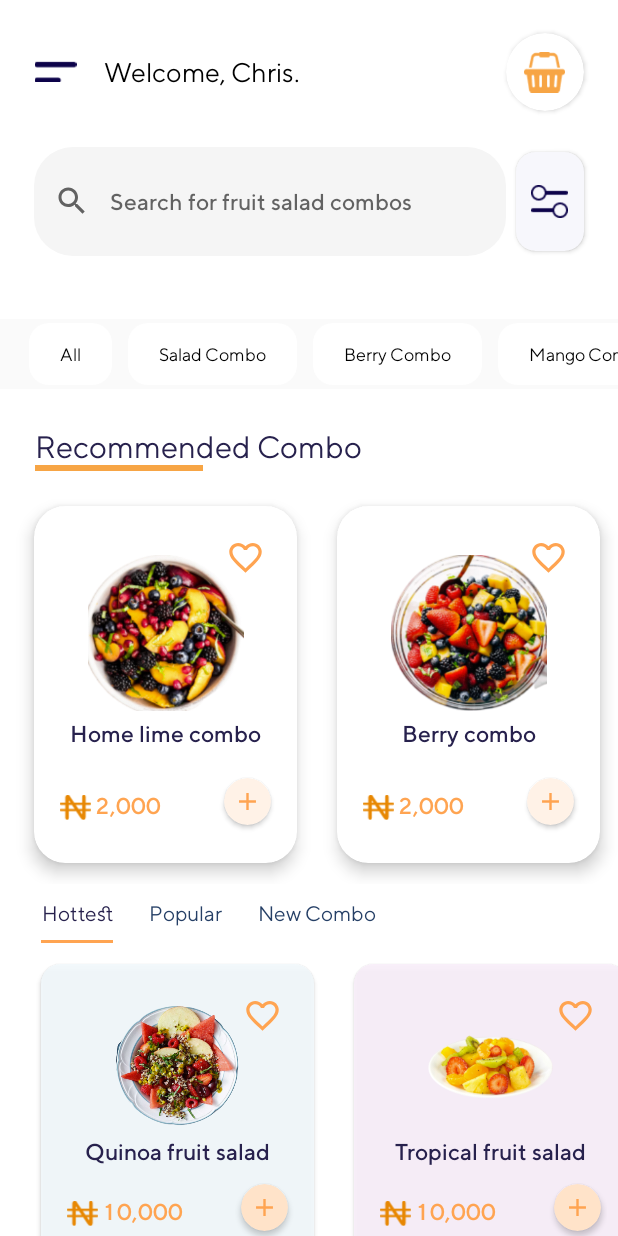
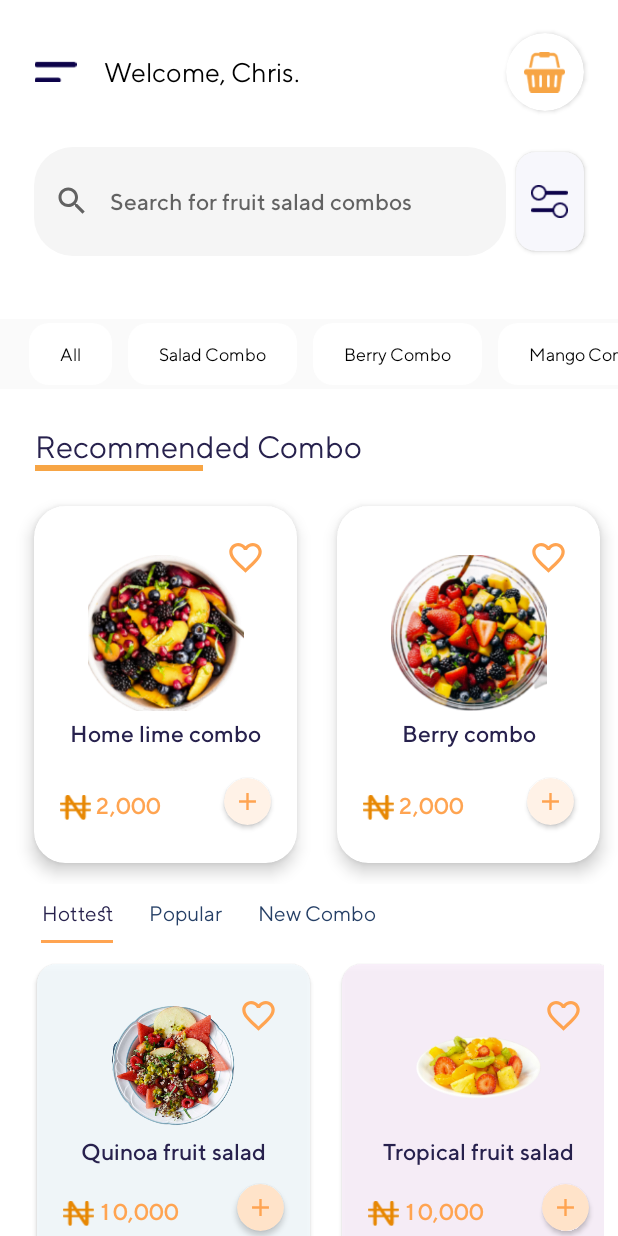
Before and after one commit to Monikathakur112000/android-learning, an Android app: the HomeFragment screen opened through its navigation route, on a phone screen of 412 x 824 dp. Run offline under Robolectric (Android 15) with nearby library versions, the phone set to English and light mode, and no system bars; our stand-ins replace Dagger/Hilt's generated code, data binding, sdp/ssp sizes.

Commit message:
- Added[Fruit Hub App]

```diff
--- a/app/src/main/res/layout/fragment_home.xml
+++ b/app/src/main/res/layout/fragment_home.xml
@@ -206,8 +206,10 @@
                 android:id="@+id/viewPager"
                 android:layout_width="wrap_content"
                 android:layout_height="wrap_content"
+                android:layout_marginEnd="@dimen/_8sdp"
                 android:layout_marginBottom="@dimen/_20sdp"
                 android:clipToPadding = "false"
+                android:paddingEnd="@dimen/_7sdp"
                app:layout_constraintTop_toBottomOf="@id/tabLayout"
                 app:layout_constraintStart_toStartOf="parent"
                 app:layout_constraintBottom_toBottomOf="parent"
--- a/app/src/main/res/layout/home_screen_tab_item_view.xml
+++ b/app/src/main/res/layout/home_screen_tab_item_view.xml
@@ -5,10 +5,16 @@
     android:layout_width="@dimen/_140sdp"
     android:layout_height="@dimen/_150sdp"
     app:cardCornerRadius="@dimen/_10sdp"
+    android:layout_marginStart="@dimen/_8sdp"
+    android:layout_marginEnd="@dimen/_8sdp"
     android:layout_marginHorizontal="@dimen/_10sdp"
     android:layout_marginVertical="@dimen/_11sdp"
     >
 
+    <androidx.constraintlayout.widget.ConstraintLayout
+        android:layout_width="wrap_content"
+        android:layout_height="wrap_content"
+      >
 
         <androidx.cardview.widget.CardView
             android:id="@+id/tabCardView"
@@ -20,6 +26,9 @@
             android:foreground="?android:attr/selectableItemBackground"
             android:elevation="@dimen/_14sdp"
             android:padding="@dimen/_5sdp"
+            app:layout_constraintStart_toStartOf="parent"
+            app:layout_constraintTop_toTopOf="parent"
+            app:layout_constraintEnd_toEndOf="parent"
            >
 
 
@@ -120,5 +129,7 @@
 
             </androidx.constraintlayout.widget.ConstraintLayout>
         </androidx.cardview.widget.CardView>
+
+    </androidx.constraintlayout.widget.ConstraintLayout>
 </androidx.cardview.widget.CardView>
 </layout>
--- a/app/src/main/res/layout/list_item_view_add_basket.xml
+++ b/app/src/main/res/layout/list_item_view_add_basket.xml
@@ -10,7 +10,7 @@
         android:layout_marginBottom="@dimen/_4sdp"
         android:clickable="true"
         android:focusable="true"
-        android:foreground="?android:attr/selectableItemBackground"
+        android:foreground="?android:attr/selectableItemBackgroundBorderless"
         android:background="@drawable/btn_clicked"
         android:gravity="center"
         android:backgroundTint="#FAFAFA"
```
